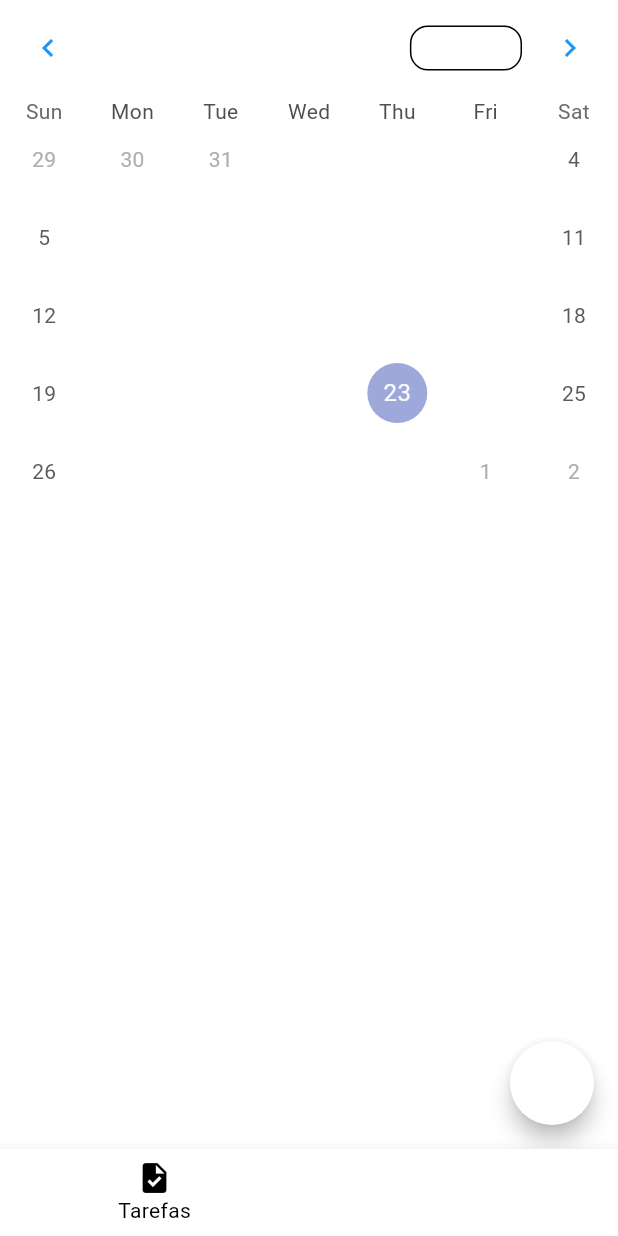
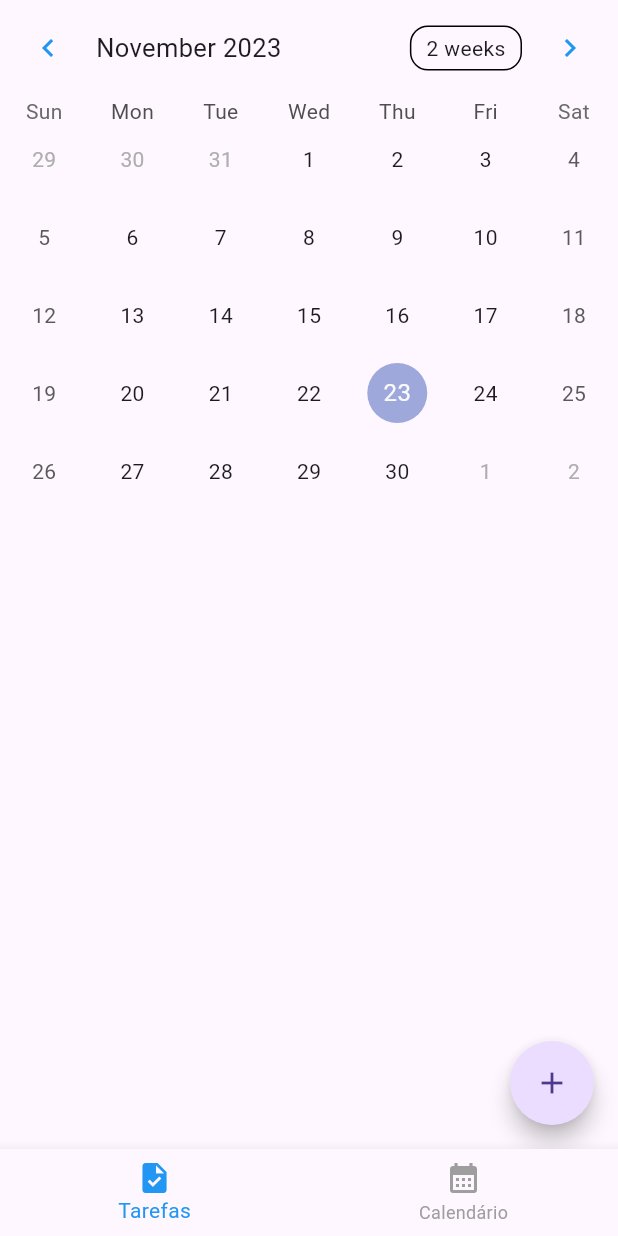
Before and after one commit to DenerOliveira1/lista_de_tarefas, a Flutter app: the screen it shows after launch, swiped to page 2, on a phone screen of 412 x 824 dp. Run offline on Flutter 3.47's test engine with Material 3 defaults, Android fonts, the phone set to English and light mode, and no system bars; drawn by our look-alikes of table_calendar; our stand-ins replace flutter_mobx, get_it, go_router, localize_and_translate, mobx, shared_preferences; generated files the repository leaves out were written again.

Commit message:
AJustes no input

```diff
--- a/lib/main.dart
+++ b/lib/main.dart
@@ -61,18 +61,20 @@ class MyApp extends StatelessWidget {
               errorBorder: OutlineInputBorder(borderSide: BorderSide(color: AppColors.inputBorderColor, width: 1), borderRadius: BorderRadius.all(Radius.circular(25))),
               focusedBorder: OutlineInputBorder(borderSide: BorderSide(color: AppColors.inputBorderColor, width: 1), borderRadius: BorderRadius.all(Radius.circular(25))),
               focusedErrorBorder: OutlineInputBorder(borderSide: BorderSide(color: AppColors.inputBorderColor, width: 1), borderRadius: BorderRadius.all(Radius.circular(25))),
-            //hintStyle: TextStyle(color: AppColors.inputTextColor),
-            //labelStyle: TextStyle(color: AppColors.inputTextColor),
-            //suffixStyle: TextStyle(color: AppColors.inputTextColor),
+              /*labelStyle: TextStyle(color: AppColors.inputTextColor),
+              floatingLabelStyle: TextStyle(color: AppColors.inputTextColor),
+              helperStyle: TextStyle(color: AppColors.inputTextColor),
+              hintStyle: TextStyle(color: AppColors.inputTextColor),
+              errorStyle: TextStyle(color: AppColors.inputTextColor),
+              prefixStyle: TextStyle(color: AppColors.inputTextColor),
+              suffixStyle: TextStyle(color: AppColors.inputTextColor),*/
+              //filled: true,
+              //fillColor: Colors.orange
             ),
-          /*textTheme: const TextTheme(
-            bodySmall: TextStyle(
-              color: Colors.black,
-              fontSize: 15,
+            textTheme: TextTheme(
+              headline1: TextStyle(color: AppColors.inputTextColor),
             ),
-            titleMedium: TextStyle(color: AppColors.inputTextColor),
-          ),*/
-          primaryColor: Colors.white,
+            /*primaryColor: Colors.white,
           colorScheme: const ColorScheme(
             primary: Colors.white,
             brightness: Brightness.dark,
@@ -85,14 +87,14 @@ class MyApp extends StatelessWidget {
             onBackground: AppColors.backgroundColor,
             surface: Colors.white,
             onSurface: Colors.white,
-          ),
+          ),*/
             listTileTheme: const ListTileThemeData(
               titleTextStyle: TextStyle(
-              color: AppColors.textPrincipalColor,
+                color: AppColors.textPrimaryColor,
                 fontSize: 15,
               ),
               leadingAndTrailingTextStyle: TextStyle(
-              color: AppColors.textPrincipalColor,
+                color: AppColors.textPrimaryColor,
                 fontSize: 15,
               ),
             ),
@@ -113,12 +115,12 @@ class MyApp extends StatelessWidget {
                 ),
               ),
             ),
-          textTheme: const TextTheme(
-            subtitle2: TextStyle(
+            /*textTheme: const TextTheme(
+            titleSmall: TextStyle(
               color: AppColors.textSecondaryColor,
             ), // Estilo para os campos de texto
-          ),
-        ),
+          ),*/
+            bottomNavigationBarTheme: const BottomNavigationBarThemeData(selectedItemColor: AppColors.iconColor, unselectedItemColor: AppColors.disabledColor)),
         routerConfig: routers,
       ),
     );
--- a/lib/screens/home/daily_tab.dart
+++ b/lib/screens/home/daily_tab.dart
@@ -4,7 +4,6 @@ import 'package:get_it/get_it.dart';
 
 import '../../shared/shared.dart';
 import '../../stores/stores.dart';
-import './widgets/widgets.dart';
 
 class DailyTab extends StatelessWidget {
   final TasksStore tasksStore = GetIt.I<TasksStore>();
--- a/lib/screens/home/home_screen.dart
+++ b/lib/screens/home/home_screen.dart
@@ -1,10 +1,8 @@
-import 'package:localize_and_translate/localize_and_translate.dart';
 import 'package:flutter_mobx/flutter_mobx.dart';
 import 'package:flutter/material.dart';
 import 'package:get_it/get_it.dart';
 
 import '../../screens/screens.dart';
-import '../../shared/shared.dart';
 import '../../stores/stores.dart';
 
 class HomeScreen extends StatelessWidget {
--- a/lib/shared/app_colors.dart
+++ b/lib/shared/app_colors.dart
@@ -8,7 +8,7 @@ class AppColors {
   static const inputBorderColor = Colors.white;
   static const inputTextColor = Colors.white;
   static const boxBorderColor = Colors.black;
-  static const textPrincipalColor = Colors.black;
+  static const textPrimaryColor = Colors.black;
   static const textSecondaryColor = Colors.white;
   static const backgroundColor = Colors.black;
 }
```
Also changed, not shown: lib/screens/home/widgets/add_task_widget.dart (+24 -31 lines). Lines whose indentation alone changed are shown as unchanged.
